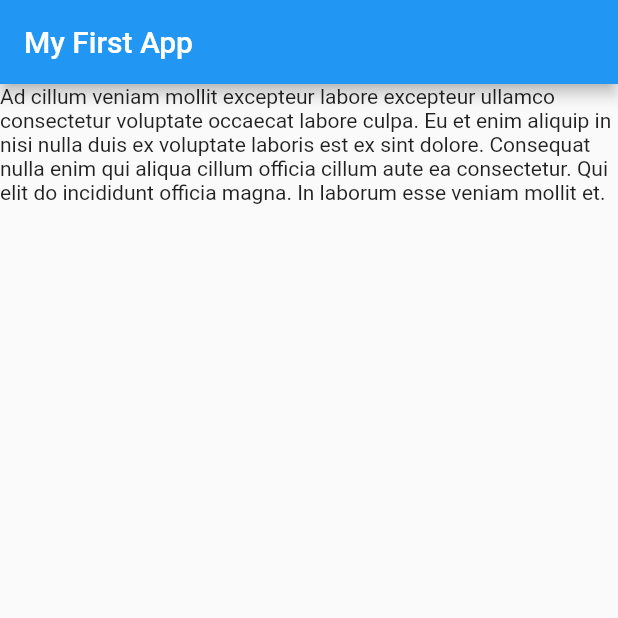
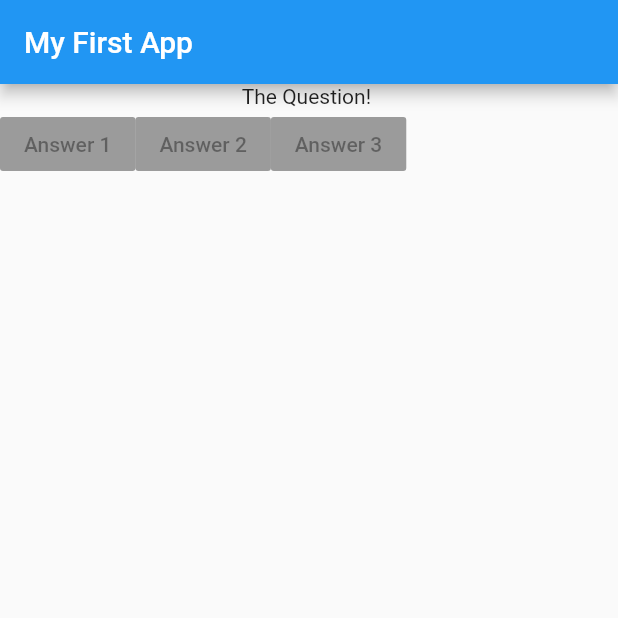
Before and after one commit to bintangDiyantoro/learnflutter, a Flutter app: the screen it shows after launch, on a phone screen of 412 x 824 dp, the top half of it. Run offline on Flutter 3.47's test engine with Material 2 defaults, Android fonts, the phone set to English and light mode, and no system bars.

Commit message:
Layouting

```diff
--- a/lib/main.dart
+++ b/lib/main.dart
@@ -10,8 +10,27 @@ class MyFirstApp extends StatelessWidget {
         appBar: AppBar(
           title: Text('My First App'),
         ),
-        body: Text(
-            'Ad cillum veniam mollit excepteur labore excepteur ullamco consectetur voluptate occaecat labore culpa. Eu et enim aliquip in nisi nulla duis ex voluptate laboris est ex sint dolore. Consequat nulla enim qui aliqua cillum officia cillum aute ea consectetur. Qui elit do incididunt officia magna. In laborum esse veniam mollit et.'),
+        body: Column(
+          children: [
+            Text('The Question! '),
+            Row(
+              children: [
+                RaisedButton(
+                  child: Text('Answer 1'),
+                  onPressed: null,
+                ),
+                RaisedButton(
+                  child: Text('Answer 2'),
+                  onPressed: null,
+                ),
+                RaisedButton(
+                  child: Text('Answer 3'),
+                  onPressed: null,
+                ),
+              ],
+            ),
+          ],
+        ),
       ),
     );
   }
```
